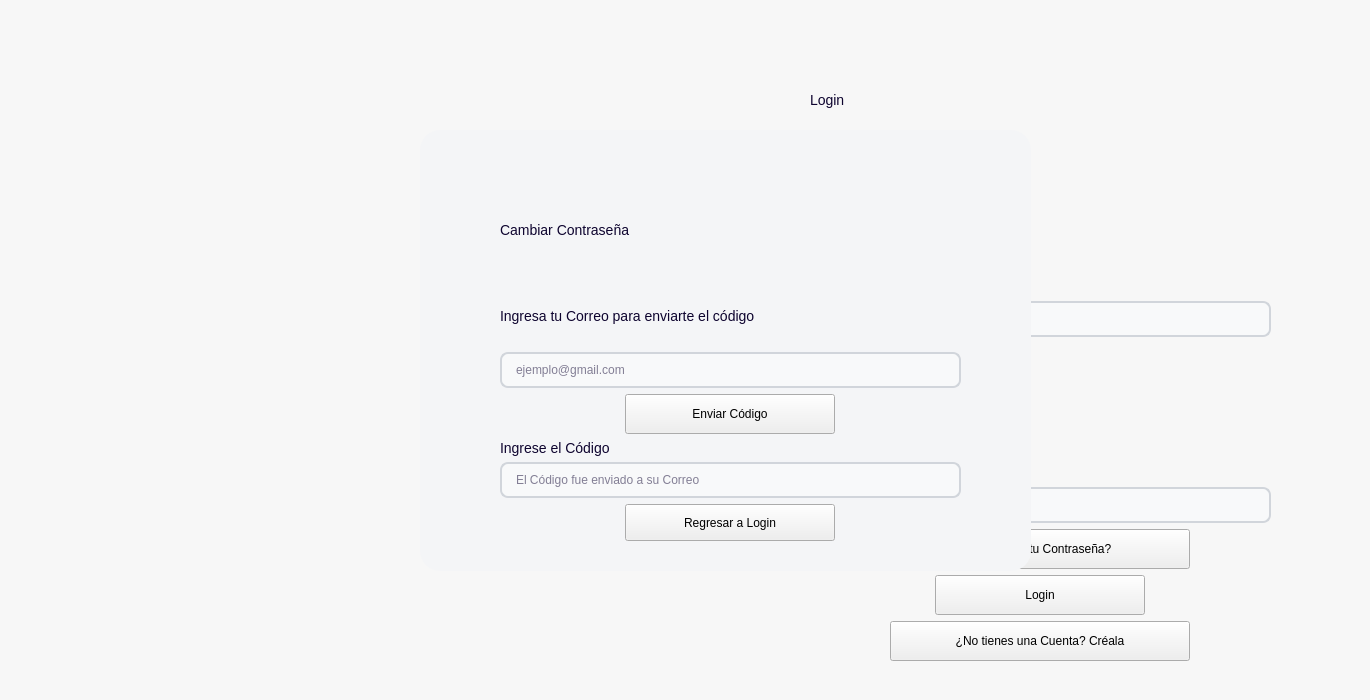
Brando-1510/Proyecto-Integrador-2.0, file app/ui/login.ui: the form before one commit.
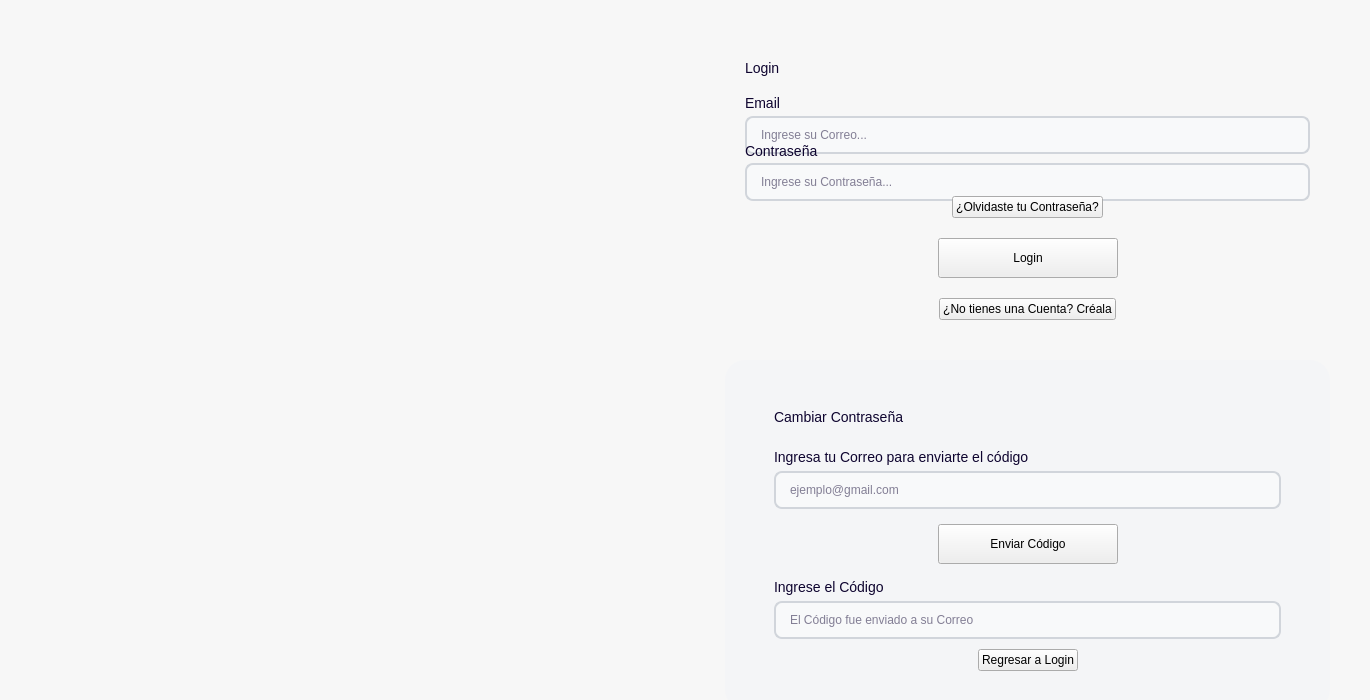
The form after the commit. Icons and pictures are not drawn.

Commit message: fix(ui): ya estoy hasta la poya de que esta mierda no de XD

```diff
--- a/app/ui/login.ui
+++ b/app/ui/login.ui
@@ -2,26 +2,29 @@
 <ui version="4.0">
  <class>LoginWindow</class>
  <widget class="QWidget" name="LoginWindow">
+
   <property name="enabled">
    <bool>true</bool>
   </property>
-  <property name="geometry">
-   <rect>
-    <x>0</x>
-    <y>0</y>
+
+  <property name="minimumSize">
+   <size>
     <width>1370</width>
-    <height>700</height>
-   </rect>
+    <height>600</height>
+   </size>
   </property>
+
   <property name="maximumSize">
    <size>
     <width>1370</width>
     <height>700</height>
    </size>
   </property>
+
   <property name="windowTitle">
    <string>Login</string>
   </property>
+
   <property name="styleSheet">
    <string notr="true">
 #LoginWindow {
@@ -42,6 +45,7 @@
     border-radius: 8px;
     padding: 8px 12px;
     color: #0E042F;
+    min-height: 18px;
 }
 
 /* --- HOVER --- */
@@ -127,6 +131,9 @@
     font-weight: bold;
     color: #F7F7F7;
     font-size: 12pt;
+    min-height: 40px;
+    padding-left: 20px;
+    padding-right: 20px;
 }
 
 QPushButton[boton=&quot;Primario&quot;]:hover {
@@ -145,6 +152,7 @@
     font-weight: bold;
     color: #5D38BB;
     font-size: 18px;
+    min-height: 40px;
 }
 
 QPushButton[boton=&quot;Secundario&quot;]:hover {
@@ -178,429 +186,1242 @@
     background: transparent;
     outline: none;
 }
+
+/*
+-----------------------------------------------------------------------------------------------------
+Panel de recuperación
+-----------------------------------------------------------------------------------------------------
+*/
+
+QStackedWidget {
+    background-color: #F4F5F7;
+    border-radius: 20px;
+}
    </string>
   </property>
+
+
+  <!-- ========================================================= -->
+  <!-- LAYOUT PRINCIPAL -->
+  <!-- ========================================================= -->
+
+  <layout class="QHBoxLayout" name="mainLayout">
+
+   <property name="spacing">
+    <number>0</number>
+   </property>
+
+   <property name="leftMargin">
+    <number>0</number>
+   </property>
+
+   <property name="topMargin">
+    <number>0</number>
+   </property>
+
+   <property name="rightMargin">
+    <number>0</number>
+   </property>
+
+   <property name="bottomMargin">
+    <number>0</number>
+   </property>
+
+
+   <!-- ========================================================= -->
+   <!-- IMAGEN -->
+   <!-- ========================================================= -->
+
+   <item>
+
   <widget class="QLabel" name="lblImagenFondo">
-   <property name="geometry">
-    <rect>
-     <x>0</x>
-     <y>0</y>
-     <width>701</width>
-     <height>691</height>
-    </rect>
-   </property>
+
+     <property name="sizePolicy">
+      <sizepolicy hsizetype="Expanding" vsizetype="Expanding">
+       <horstretch>1</horstretch>
+       <verstretch>1</verstretch>
+      </sizepolicy>
+     </property>
+
+     <property name="minimumSize">
+      <size>
+       <width>400</width>
+       <height>0</height>
+      </size>
+     </property>
+
    <property name="text">
     <string/>
    </property>
+
    <property name="pixmap">
     <pixmap resource="../resources/resources.qrc">:/images/back.jpg</pixmap>
    </property>
+
    <property name="scaledContents">
     <bool>true</bool>
    </property>
-  </widget>
+
+     <property name="alignment">
+      <set>Qt::AlignCenter</set>
+     </property>
+
+    </widget>
+
+   </item>
+
+
+   <!-- ========================================================= -->
+   <!-- PANEL DERECHO -->
+   <!-- ========================================================= -->
+
+   <item>
+
+    <widget class="QWidget" name="rightContainer">
+
+     <property name="sizePolicy">
+      <sizepolicy hsizetype="Expanding" vsizetype="Expanding">
+       <horstretch>1</horstretch>
+       <verstretch>1</verstretch>
+      </sizepolicy>
+     </property>
+
+     <property name="minimumSize">
+      <size>
+       <width>450</width>
+       <height>0</height>
+      </size>
+     </property>
+
+
+     <layout class="QVBoxLayout" name="rightLayout">
+
+      <property name="spacing">
+       <number>20</number>
+      </property>
+
+      <property name="leftMargin">
+       <number>40</number>
+      </property>
+
+      <property name="topMargin">
+       <number>40</number>
+      </property>
+
+      <property name="rightMargin">
+       <number>40</number>
+      </property>
+
+      <property name="bottomMargin">
+       <number>40</number>
+      </property>
+
+
+      <!-- ===================================================== -->
+      <!-- LOGIN -->
+      <!-- ===================================================== -->
+
+      <item>
+
   <widget class="QWidget" name="loginContainer">
-   <property name="geometry">
-    <rect>
-     <x>810</x>
-     <y>50</y>
-     <width>461</width>
-     <height>611</height>
-    </rect>
-   </property>
+
+        <property name="sizePolicy">
+         <sizepolicy hsizetype="Preferred" vsizetype="Preferred">
+          <horstretch>0</horstretch>
+          <verstretch>0</verstretch>
+         </sizepolicy>
+        </property>
+
+
    <layout class="QVBoxLayout" name="loginLayout">
+
+         <property name="spacing">
+          <number>20</number>
+         </property>
+
+         <property name="leftMargin">
+          <number>20</number>
+         </property>
+
+         <property name="topMargin">
+          <number>20</number>
+         </property>
+
+         <property name="rightMargin">
+          <number>20</number>
+         </property>
+
+         <property name="bottomMargin">
+          <number>20</number>
+         </property>
+
+
+         <!-- =============================================== -->
+         <!-- TÍTULO -->
+         <!-- =============================================== -->
+
     <item>
-     <layout class="QVBoxLayout" name="titleLayout">
-      <item>
+
        <widget class="QLabel" name="lblTituloLogin">
-        <property name="maximumSize">
-         <size>
-          <width>16777215</width>
-          <height>100</height>
-         </size>
-        </property>
+
+           <property name="sizePolicy">
+            <sizepolicy hsizetype="Expanding" vsizetype="Preferred">
+             <horstretch>0</horstretch>
+             <verstretch>0</verstretch>
+            </sizepolicy>
+           </property>
+
         <property name="text">
          <string>Login</string>
         </property>
+
         <property name="texto" stdset="0">
          <string>TituloPrincipal</string>
         </property>
-       </widget>
-      </item>
+
+          </widget>
+
+         </item>
+
+
+         <!-- =============================================== -->
+         <!-- FORMULARIO -->
+         <!-- =============================================== -->
+
       <item>
+
        <layout class="QVBoxLayout" name="formLayout">
+
+           <property name="spacing">
+            <number>15</number>
+           </property>
+
+
+           <!-- EMAIL -->
+
         <item>
+
          <layout class="QVBoxLayout" name="correoLayout">
-          <property name="sizeConstraint">
-           <enum>QLayout::SetFixedSize</enum>
-          </property>
+
+             <property name="spacing">
+              <number>6</number>
+             </property>
+
           <item>
+
            <widget class="QLabel" name="lblCorreo">
+
             <property name="text">
              <string>Email</string>
             </property>
+
             <property name="texto" stdset="0">
              <string>InputTexto</string>
             </property>
-           </widget>
-          </item>
+
+              </widget>
+
+             </item>
+
+
           <item>
+
            <widget class="QLineEdit" name="txtCorreo">
+
+               <property name="sizePolicy">
+                <sizepolicy hsizetype="Expanding" vsizetype="Fixed">
+                 <horstretch>0</horstretch>
+                 <verstretch>0</verstretch>
+                </sizepolicy>
+               </property>
+
+               <property name="minimumSize">
+                <size>
+                 <width>0</width>
+                 <height>40</height>
+                </size>
+               </property>
+
             <property name="placeholderText">
              <string>Ingrese su Correo...</string>
             </property>
-           </widget>
-          </item>
-         </layout>
-        </item>
+
+              </widget>
+
+             </item>
+
+            </layout>
+
+           </item>
+
+
+           <!-- CONTRASEÑA -->
+
         <item>
+
          <layout class="QVBoxLayout" name="contrasenaLayout">
-          <property name="sizeConstraint">
-           <enum>QLayout::SetFixedSize</enum>
-          </property>
+
+             <property name="spacing">
+              <number>6</number>
+             </property>
+
           <item>
+
            <widget class="QLabel" name="lblContrasena">
+
             <property name="text">
              <string>Contraseña</string>
             </property>
+
             <property name="texto" stdset="0">
              <string>InputTexto</string>
             </property>
-           </widget>
-          </item>
+
+              </widget>
+
+             </item>
+
+
           <item>
+
            <widget class="QLineEdit" name="txtContrasena">
+
+               <property name="sizePolicy">
+                <sizepolicy hsizetype="Expanding" vsizetype="Fixed">
+                 <horstretch>0</horstretch>
+                 <verstretch>0</verstretch>
+                </sizepolicy>
+               </property>
+
+               <property name="minimumSize">
+                <size>
+                 <width>0</width>
+                 <height>40</height>
+                </size>
+               </property>
+
             <property name="echoMode">
              <enum>QLineEdit::Password</enum>
             </property>
+
             <property name="placeholderText">
              <string>Ingrese su Contraseña...</string>
             </property>
-           </widget>
-          </item>
-         </layout>
-        </item>
-       </layout>
-      </item>
-     </layout>
-    </item>
+
+              </widget>
+
+             </item>
+
+            </layout>
+
+           </item>
+
+          </layout>
+
+         </item>
+
+
+         <!-- =============================================== -->
+         <!-- RECUPERAR CONTRASEÑA -->
+         <!-- =============================================== -->
+
     <item>
+
      <layout class="QHBoxLayout" name="forgotPasswordLayout">
+
+           <property name="spacing">
+            <number>0</number>
+           </property>
+
       <item>
+
+            <spacer name="forgotLeftSpacer">
+
+             <property name="orientation">
+              <enum>Qt::Horizontal</enum>
+             </property>
+
+             <property name="sizeHint" stdset="0">
+              <size>
+               <width>40</width>
+               <height>20</height>
+              </size>
+             </property>
+
+            </spacer>
+
+           </item>
+
+
+           <item>
+
        <widget class="QPushButton" name="btnRecuperarContrasena">
-        <property name="maximumSize">
-         <size>
-          <width>300</width>
-          <height>40</height>
-         </size>
-        </property>
+
+             <property name="sizePolicy">
+              <sizepolicy hsizetype="Preferred" vsizetype="Fixed">
+               <horstretch>0</horstretch>
+               <verstretch>0</verstretch>
+              </sizepolicy>
+             </property>
+
         <property name="text">
          <string>¿Olvidaste tu Contraseña?</string>
         </property>
+
         <property name="boton" stdset="0">
          <string>BotonTexto</string>
         </property>
-       </widget>
-      </item>
-     </layout>
-    </item>
+
+            </widget>
+
+           </item>
+
+
+           <item>
+
+            <spacer name="forgotRightSpacer">
+
+             <property name="orientation">
+              <enum>Qt::Horizontal</enum>
+             </property>
+
+             <property name="sizeHint" stdset="0">
+              <size>
+               <width>40</width>
+               <height>20</height>
+              </size>
+             </property>
+
+            </spacer>
+
+           </item>
+
+          </layout>
+
+         </item>
+
+
+         <!-- =============================================== -->
+         <!-- BOTÓN LOGIN -->
+         <!-- =============================================== -->
+
     <item>
+
      <layout class="QHBoxLayout" name="loginButtonLayout">
+
       <item>
+
+            <spacer name="loginLeftSpacer">
+
+             <property name="orientation">
+              <enum>Qt::Horizontal</enum>
+             </property>
+
+             <property name="sizeHint" stdset="0">
+              <size>
+               <width>40</width>
+               <height>20</height>
+              </size>
+             </property>
+
+            </spacer>
+
+           </item>
+
+
+           <item>
+
        <widget class="QPushButton" name="btnLogin">
+
+             <property name="minimumSize">
+              <size>
+               <width>180</width>
+               <height>40</height>
+              </size>
+             </property>
+
         <property name="maximumSize">
          <size>
-          <width>210</width>
+               <width>250</width>
           <height>40</height>
          </size>
         </property>
+
         <property name="text">
          <string>Login</string>
         </property>
+
         <property name="boton" stdset="0">
          <string>Primario</string>
         </property>
-       </widget>
-      </item>
-     </layout>
-    </item>
+
+            </widget>
+
+           </item>
+
+
+           <item>
+
+            <spacer name="loginRightSpacer">
+
+             <property name="orientation">
+              <enum>Qt::Horizontal</enum>
+             </property>
+
+             <property name="sizeHint" stdset="0">
+              <size>
+               <width>40</width>
+               <height>20</height>
+              </size>
+             </property>
+
+            </spacer>
+
+           </item>
+
+          </layout>
+
+         </item>
+
+
+         <!-- =============================================== -->
+         <!-- CREAR CUENTA -->
+         <!-- =============================================== -->
+
     <item>
+
      <layout class="QHBoxLayout" name="createAccountLayout">
+
       <item>
+
+            <spacer name="createLeftSpacer">
+
+             <property name="orientation">
+              <enum>Qt::Horizontal</enum>
+             </property>
+
+             <property name="sizeHint" stdset="0">
+              <size>
+               <width>40</width>
+               <height>20</height>
+              </size>
+             </property>
+
+            </spacer>
+
+           </item>
+
+
+           <item>
+
        <widget class="QPushButton" name="btnCrearCuenta">
-        <property name="maximumSize">
-         <size>
-          <width>300</width>
-          <height>40</height>
-         </size>
-        </property>
+
+             <property name="sizePolicy">
+              <sizepolicy hsizetype="Preferred" vsizetype="Fixed">
+               <horstretch>0</horstretch>
+               <verstretch>0</verstretch>
+              </sizepolicy>
+             </property>
+
         <property name="text">
          <string>¿No tienes una Cuenta? Créala</string>
         </property>
+
         <property name="boton" stdset="0">
          <string>BotonTexto</string>
         </property>
-       </widget>
-      </item>
-     </layout>
-    </item>
-   </layout>
-  </widget>
+
+            </widget>
+
+           </item>
+
+
+           <item>
+
+            <spacer name="createRightSpacer">
+
+             <property name="orientation">
+              <enum>Qt::Horizontal</enum>
+             </property>
+
+             <property name="sizeHint" stdset="0">
+              <size>
+               <width>40</width>
+               <height>20</height>
+              </size>
+             </property>
+
+            </spacer>
+
+           </item>
+
+          </layout>
+
+         </item>
+
+        </layout>
+
+       </widget>
+
+      </item>
+
+
+      <!-- ===================================================== -->
+      <!-- STACK DE RECUPERACIÓN -->
+      <!-- ===================================================== -->
+
+      <item>
+
   <widget class="QStackedWidget" name="stackRecuperacion">
-   <property name="geometry">
-    <rect>
-     <x>420</x>
-     <y>130</y>
-     <width>611</width>
-     <height>441</height>
-    </rect>
-   </property>
-   <property name="styleSheet">
-    <string notr="true">
-#stackRecuperacion {
-    background-color: #F4F5F7;
-    border-radius: 20px;
-}
-    </string>
-   </property>
+
+        <property name="sizePolicy">
+         <sizepolicy hsizetype="Expanding" vsizetype="Expanding">
+          <horstretch>1</horstretch>
+          <verstretch>1</verstretch>
+         </sizepolicy>
+        </property>
+
+        <property name="minimumSize">
+         <size>
+          <width>0</width>
+          <height>350</height>
+         </size>
+        </property>
+
    <property name="currentIndex">
     <number>0</number>
    </property>
+
+
+        <!-- ================================================= -->
+        <!-- PÁGINA SOLICITAR CÓDIGO -->
+        <!-- ================================================= -->
+
    <widget class="QWidget" name="pageSolicitarCodigo">
+
+         <layout class="QVBoxLayout" name="pageSolicitarCodigoLayout">
+
+          <property name="leftMargin">
+           <number>40</number>
+          </property>
+
+          <property name="topMargin">
+           <number>30</number>
+          </property>
+
+          <property name="rightMargin">
+           <number>40</number>
+          </property>
+
+          <property name="bottomMargin">
+           <number>30</number>
+          </property>
+
+
+          <item>
+
     <widget class="QWidget" name="recoveryContainer">
-     <property name="geometry">
-      <rect>
-       <x>80</x>
-       <y>50</y>
-       <width>461</width>
-       <height>361</height>
-      </rect>
-     </property>
+
      <layout class="QVBoxLayout" name="recoveryLayout">
+
+             <property name="spacing">
+              <number>15</number>
+             </property>
+
+
+             <!-- TÍTULO -->
+
       <item>
-       <layout class="QVBoxLayout" name="recoveryTitleLayout">
-        <item>
+
          <widget class="QLabel" name="lblTituloRecuperacion">
-          <property name="maximumSize">
-           <size>
-            <width>16777215</width>
-            <height>100</height>
-           </size>
-          </property>
+
           <property name="text">
            <string>Cambiar Contraseña</string>
           </property>
+
           <property name="texto" stdset="0">
            <string>TituloPrincipal</string>
           </property>
-         </widget>
-        </item>
+
+              </widget>
+
+             </item>
+
+
+             <!-- EMAIL -->
+
         <item>
+
          <layout class="QVBoxLayout" name="recoveryEmailLayout">
-          <property name="sizeConstraint">
-           <enum>QLayout::SetFixedSize</enum>
-          </property>
+
+               <property name="spacing">
+                <number>6</number>
+               </property>
+
           <item>
+
            <widget class="QLabel" name="lblCorreoRecuperacion">
+
             <property name="text">
              <string>Ingresa tu Correo para enviarte el código</string>
             </property>
+
             <property name="texto" stdset="0">
              <string>InputTexto</string>
             </property>
-           </widget>
-          </item>
+
+                </widget>
+
+               </item>
+
+
           <item>
+
            <widget class="QLineEdit" name="txtCorreoRecuperacion">
+
+                 <property name="sizePolicy">
+                  <sizepolicy hsizetype="Expanding" vsizetype="Fixed">
+                   <horstretch>0</horstretch>
+                   <verstretch>0</verstretch>
+                  </sizepolicy>
+                 </property>
+
+                 <property name="minimumSize">
+                  <size>
+                   <width>0</width>
+                   <height>40</height>
+                  </size>
+                 </property>
+
             <property name="placeholderText">
              <string>ejemplo@gmail.com</string>
             </property>
-           </widget>
-          </item>
-         </layout>
-        </item>
+
+                </widget>
+
+               </item>
+
+              </layout>
+
+             </item>
+
+
+             <!-- ENVIAR CÓDIGO -->
+
         <item>
+
          <layout class="QHBoxLayout" name="sendCodeLayout">
+
           <item>
+
+                <spacer name="sendCodeLeftSpacer">
+
+                 <property name="orientation">
+                  <enum>Qt::Horizontal</enum>
+                 </property>
+
+                 <property name="sizeHint" stdset="0">
+                  <size>
+                   <width>40</width>
+                   <height>20</height>
+                  </size>
+                 </property>
+
+                </spacer>
+
+               </item>
+
+
+               <item>
+
            <widget class="QPushButton" name="btnEnviarCodigo">
+
+                 <property name="minimumSize">
+                  <size>
+                   <width>180</width>
+                   <height>40</height>
+                  </size>
+                 </property>
+
             <property name="maximumSize">
              <size>
-              <width>210</width>
+                   <width>250</width>
               <height>40</height>
              </size>
             </property>
+
             <property name="text">
              <string>Enviar Código</string>
             </property>
+
             <property name="boton" stdset="0">
              <string>Primario</string>
             </property>
-           </widget>
-          </item>
-         </layout>
-        </item>
+
+                </widget>
+
+               </item>
+
+
+               <item>
+
+                <spacer name="sendCodeRightSpacer">
+
+                 <property name="orientation">
+                  <enum>Qt::Horizontal</enum>
+                 </property>
+
+                 <property name="sizeHint" stdset="0">
+                  <size>
+                   <width>40</width>
+                   <height>20</height>
+                  </size>
+                 </property>
+
+                </spacer>
+
+               </item>
+
+              </layout>
+
+             </item>
+
+
+             <!-- CÓDIGO -->
+
         <item>
+
          <layout class="QVBoxLayout" name="codeLayout">
+
+               <property name="spacing">
+                <number>10</number>
+               </property>
+
           <item>
+
            <layout class="QVBoxLayout" name="verificationCodeLayout">
-            <property name="sizeConstraint">
-             <enum>QLayout::SetFixedSize</enum>
-            </property>
+
+                 <property name="spacing">
+                  <number>6</number>
+                 </property>
+
             <item>
+
              <widget class="QLabel" name="lblCodigo">
+
               <property name="text">
                <string>Ingrese el Código</string>
               </property>
+
               <property name="texto" stdset="0">
                <string>InputTexto</string>
               </property>
-             </widget>
-            </item>
+
+                  </widget>
+
+                 </item>
+
+
             <item>
+
              <widget class="QLineEdit" name="txtCodigo">
+
+                   <property name="sizePolicy">
+                    <sizepolicy hsizetype="Expanding" vsizetype="Fixed">
+                     <horstretch>0</horstretch>
+                     <verstretch>0</verstretch>
+                    </sizepolicy>
+                   </property>
+
+                   <property name="minimumSize">
+                    <size>
+                     <width>0</width>
+                     <height>40</height>
+                    </size>
+                   </property>
+
               <property name="placeholderText">
                <string>El Código fue enviado a su Correo</string>
               </property>
-             </widget>
-            </item>
-           </layout>
-          </item>
+
+                  </widget>
+
+                 </item>
+
+                </layout>
+
+               </item>
+
+
+               <!-- REGRESAR -->
+
           <item>
+
            <layout class="QHBoxLayout" name="backToLoginLayout">
+
             <item>
+
+                  <spacer name="backLeftSpacer">
+
+                   <property name="orientation">
+                    <enum>Qt::Horizontal</enum>
+                   </property>
+
+                   <property name="sizeHint" stdset="0">
+                    <size>
+                     <width>40</width>
+                     <height>20</height>
+                    </size>
+                   </property>
+
+                  </spacer>
+
+                 </item>
+
+
+                 <item>
+
              <widget class="QPushButton" name="btnRegresarLogin">
-              <property name="maximumSize">
-               <size>
-                <width>210</width>
-                <height>40</height>
-               </size>
-              </property>
+
+                   <property name="sizePolicy">
+                    <sizepolicy hsizetype="Preferred" vsizetype="Fixed">
+                     <horstretch>0</horstretch>
+                     <verstretch>0</verstretch>
+                    </sizepolicy>
+                   </property>
+
               <property name="text">
                <string>Regresar a Login</string>
               </property>
+
               <property name="boton" stdset="0">
                <string>BotonTexto</string>
               </property>
-             </widget>
-            </item>
-           </layout>
-          </item>
-         </layout>
-        </item>
-       </layout>
-      </item>
-     </layout>
-    </widget>
-   </widget>
+
+                  </widget>
+
+                 </item>
+
+
+                 <item>
+
+                  <spacer name="backRightSpacer">
+
+                   <property name="orientation">
+                    <enum>Qt::Horizontal</enum>
+                   </property>
+
+                   <property name="sizeHint" stdset="0">
+                    <size>
+                     <width>40</width>
+                     <height>20</height>
+                    </size>
+                   </property>
+
+                  </spacer>
+
+                 </item>
+
+                </layout>
+
+               </item>
+
+              </layout>
+
+             </item>
+
+            </layout>
+
+           </widget>
+
+          </item>
+
+         </layout>
+
+        </widget>
+
+
+        <!-- ================================================= -->
+        <!-- PÁGINA NUEVA CONTRASEÑA -->
+        <!-- ================================================= -->
+
    <widget class="QWidget" name="pageNuevaContrasena">
+
+         <layout class="QVBoxLayout" name="pageNuevaContrasenaLayout">
+
+          <property name="leftMargin">
+           <number>40</number>
+          </property>
+
+          <property name="topMargin">
+           <number>20</number>
+          </property>
+
+          <property name="rightMargin">
+           <number>40</number>
+          </property>
+
+          <property name="bottomMargin">
+           <number>20</number>
+          </property>
+
+
+          <item>
+
     <widget class="QWidget" name="newPasswordContainer">
-     <property name="geometry">
-      <rect>
-       <x>80</x>
-       <y>10</y>
-       <width>461</width>
-       <height>411</height>
-      </rect>
-     </property>
+
      <layout class="QVBoxLayout" name="newPasswordLayout">
+
+             <property name="spacing">
+              <number>15</number>
+             </property>
+
+
+             <!-- TÍTULO -->
+
       <item>
-       <layout class="QVBoxLayout" name="newPasswordTitleLayout">
-        <item>
+
          <widget class="QLabel" name="lblTituloNuevaContrasena">
-          <property name="maximumSize">
-           <size>
-            <width>16777215</width>
-            <height>100</height>
-           </size>
-          </property>
+
           <property name="text">
            <string>Cambiar Contraseña</string>
           </property>
+
           <property name="texto" stdset="0">
            <string>TituloPrincipal</string>
           </property>
-         </widget>
-        </item>
+
+              </widget>
+
+             </item>
+
+
+             <!-- NUEVA CONTRASEÑA -->
+
         <item>
+
          <layout class="QVBoxLayout" name="newPasswordInputLayout">
-          <property name="sizeConstraint">
-           <enum>QLayout::SetFixedSize</enum>
-          </property>
+
+               <property name="spacing">
+                <number>6</number>
+               </property>
+
           <item>
+
            <widget class="QLabel" name="lblNuevaContrasena">
+
             <property name="text">
              <string>Ingresa tu Nueva Contraseña</string>
             </property>
+
             <property name="texto" stdset="0">
              <string>InputTexto</string>
             </property>
-           </widget>
-          </item>
+
+                </widget>
+
+               </item>
+
+
           <item>
+
            <widget class="QLineEdit" name="txtNuevaContrasena">
+
+                 <property name="sizePolicy">
+                  <sizepolicy hsizetype="Expanding" vsizetype="Fixed">
+                   <horstretch>0</horstretch>
+                   <verstretch>0</verstretch>
+                  </sizepolicy>
+                 </property>
+
+                 <property name="minimumSize">
+                  <size>
+                   <width>0</width>
+                   <height>40</height>
+                  </size>
+                 </property>
+
             <property name="echoMode">
              <enum>QLineEdit::Password</enum>
             </property>
+
             <property name="placeholderText">
              <string>Crea una nueva Contraseña</string>
             </property>
-           </widget>
-          </item>
-         </layout>
-        </item>
+
+                </widget>
+
+               </item>
+
+              </layout>
+
+             </item>
+
+
+             <!-- CONFIRMAR CONTRASEÑA -->
+
         <item>
+
          <layout class="QVBoxLayout" name="confirmPasswordLayout">
-          <property name="sizeConstraint">
-           <enum>QLayout::SetFixedSize</enum>
-          </property>
+
+               <property name="spacing">
+                <number>6</number>
+               </property>
+
           <item>
+
            <widget class="QLabel" name="lblConfirmarContrasena">
+
             <property name="text">
              <string>Repite tu Contraseña</string>
             </property>
+
             <property name="texto" stdset="0">
              <string>InputTexto</string>
             </property>
-           </widget>
-          </item>
+
+                </widget>
+
+               </item>
+
+
           <item>
+
            <widget class="QLineEdit" name="txtConfirmarContrasena">
+
+                 <property name="sizePolicy">
+                  <sizepolicy hsizetype="Expanding" vsizetype="Fixed">
+                   <horstretch>0</horstretch>
+                   <verstretch>0</verstretch>
+                  </sizepolicy>
+                 </property>
+
+                 <property name="minimumSize">
+                  <size>
+                   <width>0</width>
+                   <height>40</height>
+                  </size>
+                 </property>
+
             <property name="echoMode">
              <enum>QLineEdit::Password</enum>
             </property>
+
             <property name="placeholderText">
              <string>Confirma tu Contraseña</string>
             </property>
-           </widget>
-          </item>
-         </layout>
-        </item>
+
+                </widget>
+
+               </item>
+
+              </layout>
+
+             </item>
+
+
+             <!-- BOTÓN CAMBIAR -->
+
         <item>
+
          <layout class="QHBoxLayout" name="changePasswordButtonLayout">
+
           <item>
+
+                <spacer name="changePasswordLeftSpacer">
+
+                 <property name="orientation">
+                  <enum>Qt::Horizontal</enum>
+                 </property>
+
+                 <property name="sizeHint" stdset="0">
+                  <size>
+                   <width>40</width>
+                   <height>20</height>
+                  </size>
+                 </property>
+
+                </spacer>
+
+               </item>
+
+
+               <item>
+
            <widget class="QPushButton" name="btnCambiarContrasena">
+
+                 <property name="minimumSize">
+                  <size>
+                   <width>180</width>
+                   <height>40</height>
+                  </size>
+                 </property>
+
             <property name="maximumSize">
              <size>
-              <width>210</width>
+                   <width>250</width>
               <height>40</height>
              </size>
             </property>
+
             <property name="text">
              <string>Realizar Cambio</string>
             </property>
+
             <property name="boton" stdset="0">
              <string>Primario</string>
             </property>
-           </widget>
-          </item>
-         </layout>
-        </item>
-       </layout>
-      </item>
-     </layout>
-    </widget>
-   </widget>
-  </widget>
+
+                </widget>
+
+               </item>
+
+
+               <item>
+
+                <spacer name="changePasswordRightSpacer">
+
+                 <property name="orientation">
+                  <enum>Qt::Horizontal</enum>
+                 </property>
+
+                 <property name="sizeHint" stdset="0">
+                  <size>
+                   <width>40</width>
+                   <height>20</height>
+                  </size>
+                 </property>
+
+                </spacer>
+
+               </item>
+
+              </layout>
+
+             </item>
+
+            </layout>
+
+           </widget>
+
+          </item>
+
+         </layout>
+
+        </widget>
+
+       </widget>
+
+      </item>
+
+     </layout>
+
+    </widget>
+
+   </item>
+
+  </layout>
+
  </widget>
  <resources>
   <include location="../resources/resources.qrc"/>
```
Left out of the diff: 5 changed lines with no effect on the pictures. Lines whose indentation alone changed are shown as unchanged. The commit also changes 2 other files.
